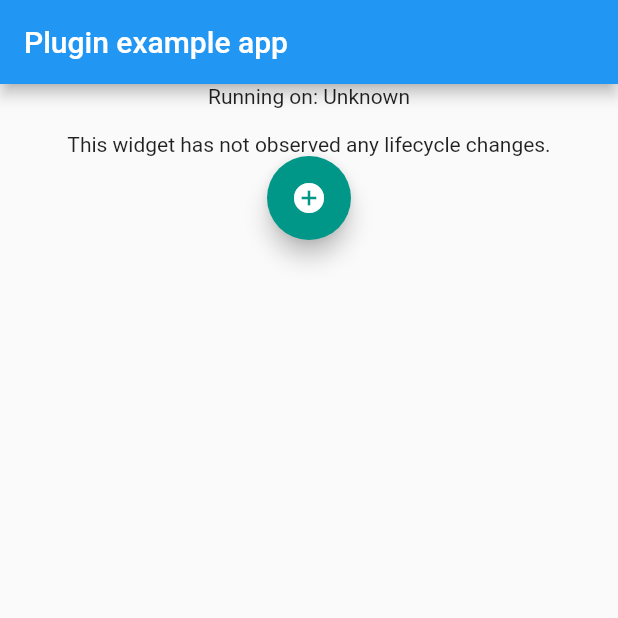
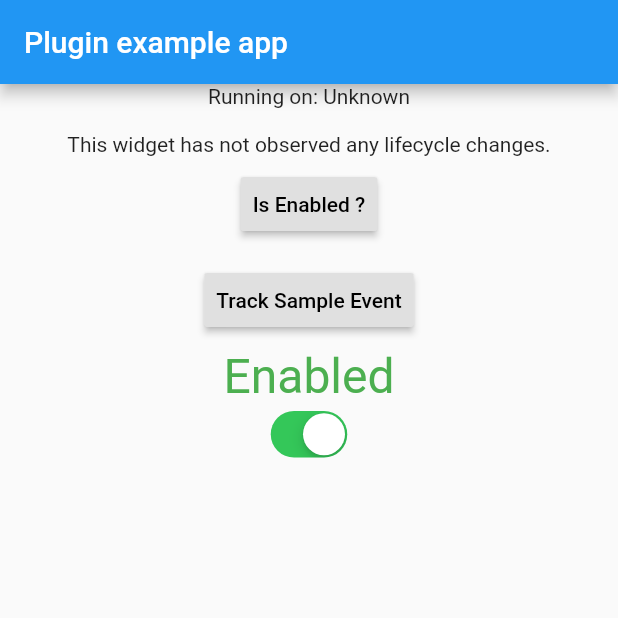
Before and after one commit to 2beens/adjust-flutter-sdk, a Flutter app: the screen it shows after launch, on a phone screen of 412 x 824 dp, the top half of it. Run offline on Flutter 3.47's test engine with Material 2 defaults, Android fonts, the phone set to English and light mode, and no system bars.

Commit message:
added: onPause, setIsEnabled, trackEvent; other UI changes

```diff
--- a/example/lib/main.dart
+++ b/example/lib/main.dart
@@ -1,4 +1,7 @@
 import 'package:adjust_sdk_plugin/adjustConfig.dart';
+import 'package:adjust_sdk_plugin/adjustEvent.dart';
+import 'package:adjust_sdk_plugin_example/util.dart';
+import 'package:flutter/cupertino.dart';
 import 'package:flutter/material.dart';
 import 'package:flutter/services.dart';
 import 'package:adjust_sdk_plugin/adjust_sdk_plugin.dart';
@@ -13,6 +16,7 @@ class MyApp extends StatefulWidget {
 class _MyAppState extends State<MyApp> with WidgetsBindingObserver {
   String _platformVersion = 'Unknown';
   AppLifecycleState _lastLifecycleState;
+  bool _isSdkEnabled = true;
 
   @override
   initState() {
@@ -40,7 +44,7 @@ class _MyAppState extends State<MyApp> with WidgetsBindingObserver {
           AdjustSdkPlugin.onResume();
           break;
         case AppLifecycleState.paused:
-          //TODO:
+          AdjustSdkPlugin.onPause();
           break;
         case AppLifecycleState.suspending:
           //TODO:
@@ -82,6 +86,11 @@ class _MyAppState extends State<MyApp> with WidgetsBindingObserver {
 
       // start the Adjust SDK
       AdjustSdkPlugin.onResume();
+
+      // ask if enabled
+      AdjustSdkPlugin.isEnabled().then((isEnabled) {
+        _isSdkEnabled = isEnabled;
+      });
     });
   }
 
@@ -100,32 +109,46 @@ class _MyAppState extends State<MyApp> with WidgetsBindingObserver {
                     'This widget has not observed any lifecycle changes.')
                 : new Text(
                     'The most recent lifecycle state this widget observed was: $_lastLifecycleState.'),
-            _buildActionButton1(),
+
+            Util.buildRaisedButton('Is Enabled ?', () => _printIsSdkEnabled()),
+
+            // track simple event button
+            Util.buildRaisedButton(
+                'Track Sample Event',
+                () => AdjustSdkPlugin.trackEvent(
+                    new AdjustEvent('c4thih', 10, 'EUR', ''))),
+
+            // is SDK enabled switch
+            new Text(
+              _isSdkEnabled ? 'Enabled' : 'Disabled',
+              style: _isSdkEnabled
+                  ? new TextStyle(fontSize: 32.0, color: Colors.green)
+                  : new TextStyle(fontSize: 32.0, color: Colors.red),
+            ),
+            new CupertinoSwitch(
+              value: _isSdkEnabled,
+              onChanged: (bool value) {
+                setState(() {
+                  AdjustSdkPlugin.setIsEnabled(value);
+                  _isSdkEnabled = value;
+                  print('switch state = $_isSdkEnabled');
+                });
+              },
+            ),
           ],
         ),
       ),
     );
   }
 
-  Widget _buildActionButton1() {
-    return new Align(
-      alignment: const Alignment(0.0, -0.2),
-      child: new FloatingActionButton(
-        child: const Icon(Icons.add_circle),
-        backgroundColor: Colors.teal,
-        foregroundColor: Colors.white,
-        onPressed: () {
-          print('action button 3 (ADJUST) pressed');
+  _printIsSdkEnabled() {
+    try {
+      AdjustSdkPlugin.isEnabled().then((isEnabled) {
+        print('Adjust is enabled = $isEnabled');
+      });
+    } on PlatformException {
+      print('no such method found im plugin: isEnabled');
+    }
+  }
 
-          try {
-            AdjustSdkPlugin.isEnabled().then((isEnabled) {
-              print('Adjust is enabled = $isEnabled');
-            });
-          } on PlatformException {
-            print('no such method found im plugin: fireAndForget1');
-          }
-        },
-      ),
-    );
-  }
 }
--- /dev/null
+++ b/example/lib/util.dart
@@ -0,0 +1,26 @@
+import 'package:flutter/material.dart';
+
+class Util {
+  static Widget buildRaisedButton(String text, Function action) {
+    return new Align(
+      alignment: const Alignment(0.0, -0.2),
+      child: new Column(
+        mainAxisSize: MainAxisSize.min,
+        children: <Widget>[
+          new ButtonBar(
+            mainAxisSize: MainAxisSize.min,
+            children: <Widget>[
+              new RaisedButton(
+                child: Text(text),
+                onPressed: () {
+                  action();
+                },
+              ),
+            ],
+          ),
+        ],
+      ),
+    );
+  }
+
+}
--- /dev/null
+++ b/lib/adjustEvent.dart
@@ -0,0 +1,21 @@
+class AdjustEvent {
+  String eventToken;
+  num revenue;
+  String currency;
+  String orderId;
+
+  // TODO:
+  // Map<String, String> callbackParameters;
+  // Map<String, String> partnerParameters;
+
+  AdjustEvent(this.eventToken, this.revenue, this.currency, [this.orderId = '']);
+
+  Map<String, String> get adjustEventParamsMap {
+    return {
+      'eventToken': eventToken,
+      'revenue': revenue.toString(),
+      'currency': currency,
+      'orderId': orderId,
+    };
+  }
+}
```
Also changed, not shown: lib/adjustConfig.dart (+11 -0 lines), lib/adjust_sdk_plugin.dart (+16 -9 lines), 3 other files.
